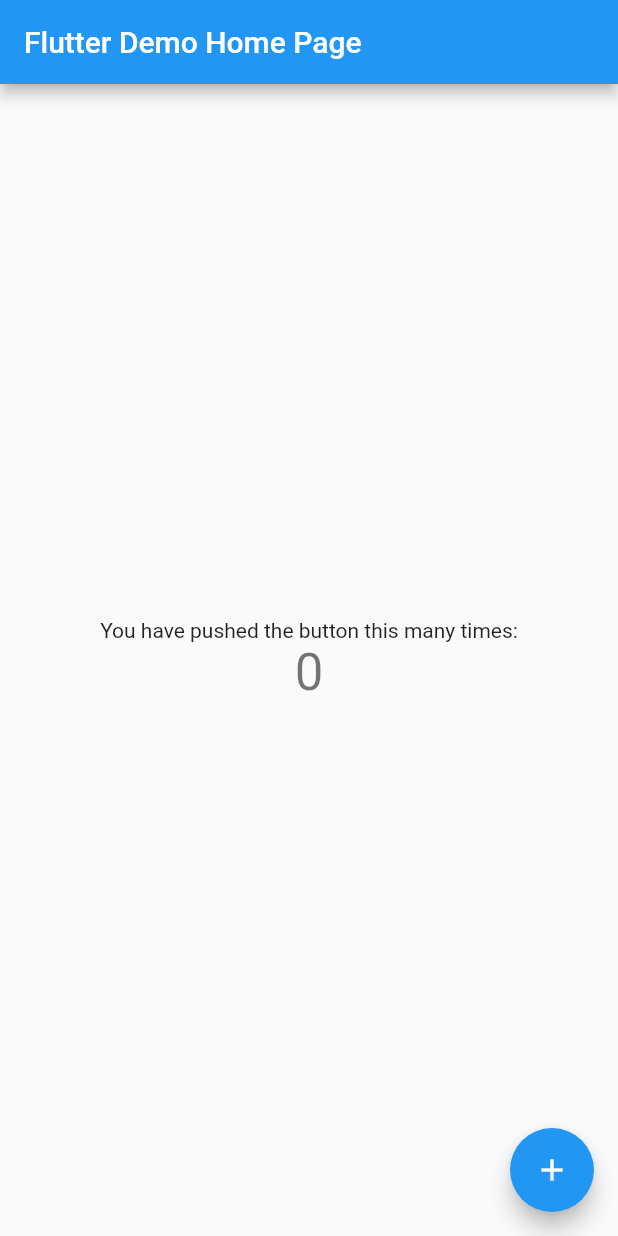
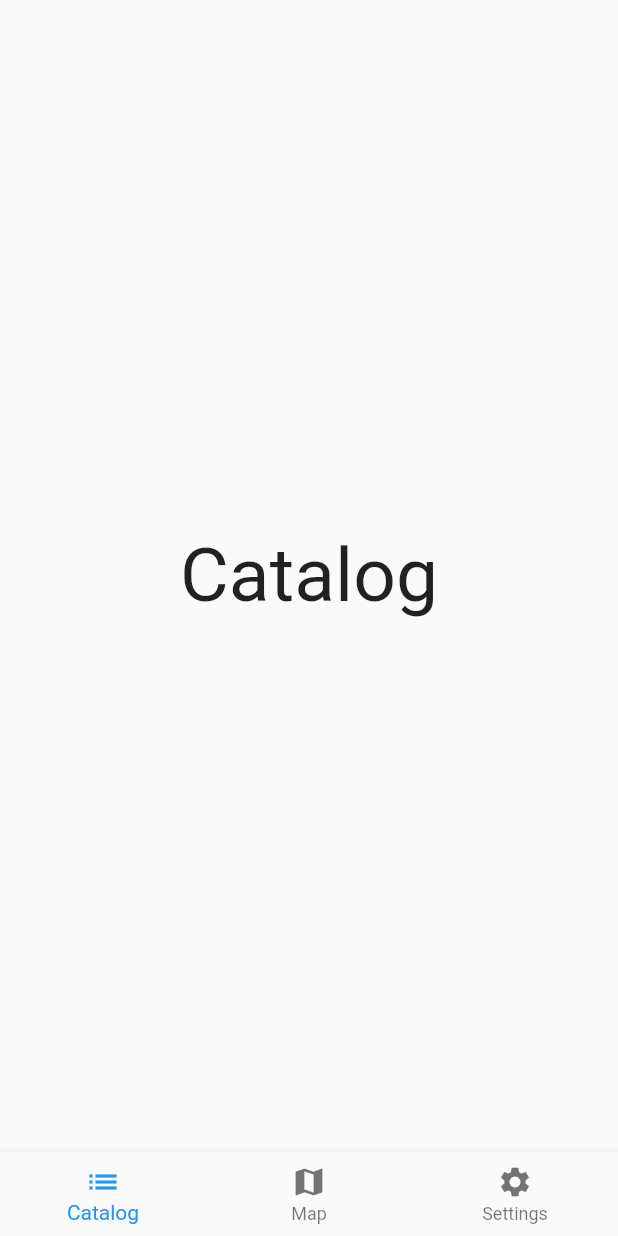
Before and after one commit to KirillGubich/car-companies, a Flutter app: the screen it shows after launch, on a phone screen of 412 x 824 dp. Run offline on Flutter 3.47's test engine with Material 2 defaults, Android fonts, the light colour scheme and no system bars.

Commit message:
Added navigation bar

```diff
--- a/lib/main.dart
+++ b/lib/main.dart
@@ -1,3 +1,6 @@
+import 'package:cars_catalog/view/CatalogView.dart';
+import 'package:cars_catalog/view/MapView.dart';
+import 'package:cars_catalog/view/SettingsView.dart';
 import 'package:flutter/material.dart';
 
 void main() {
@@ -7,109 +10,57 @@
 class MyApp extends StatelessWidget {
   const MyApp({Key? key}) : super(key: key);
 
-  // This widget is the root of your application.
   @override
   Widget build(BuildContext context) {
-    return MaterialApp(
-      title: 'Flutter Demo',
-      theme: ThemeData(
-        // This is the theme of your application.
-        //
-        // Try running your application with "flutter run". You'll see the
-        // application has a blue toolbar. Then, without quitting the app, try
-        // changing the primarySwatch below to Colors.green and then invoke
-        // "hot reload" (press "r" in the console where you ran "flutter run",
-        // or simply save your changes to "hot reload" in a Flutter IDE).
-        // Notice that the counter didn't reset back to zero; the application
-        // is not restarted.
-        primarySwatch: Colors.blue,
-      ),
-      home: const MyHomePage(title: 'Flutter Demo Home Page'),
+
+    return const MaterialApp(
+      title: "Car catalog",
+      home: NavigationBar(),
     );
   }
 }
 
-class MyHomePage extends StatefulWidget {
-  const MyHomePage({Key? key, required this.title}) : super(key: key);
-
-  // This widget is the home page of your application. It is stateful, meaning
-  // that it has a State object (defined below) that contains fields that affect
-  // how it looks.
-
-  // This class is the configuration for the state. It holds the values (in this
-  // case the title) provided by the parent (in this case the App widget) and
-  // used by the build method of the State. Fields in a Widget subclass are
-  // always marked "final".
-
-  final String title;
+class NavigationBar extends StatefulWidget {
+  const NavigationBar({Key? key}) : super(key: key);
 
   @override
-  State<MyHomePage> createState() => _MyHomePageState();
+  State<NavigationBar> createState() => _NavigationBarState();
 }
 
-class _MyHomePageState extends State<MyHomePage> {
-  int _counter = 0;
+class _NavigationBarState extends State<NavigationBar> {
 
-  void _incrementCounter() {
-    setState(() {
-      // This call to setState tells the Flutter framework that something has
-      // changed in this State, which causes it to rerun the build method below
-      // so that the display can reflect the updated values. If we changed
-      // _counter without calling setState(), then the build method would not be
-      // called again, and so nothing would appear to happen.
-      _counter++;
-    });
-  }
+  final screens = [
+    const CatalogView(),
+    const MapView(),
+    const SettingsView()
+  ];
+  int currentIndex = 0;
 
   @override
   Widget build(BuildContext context) {
-    // This method is rerun every time setState is called, for instance as done
-    // by the _incrementCounter method above.
-    //
-    // The Flutter framework has been optimized to make rerunning build methods
-    // fast, so that you can just rebuild anything that needs updating rather
-    // than having to individually change instances of widgets.
     return Scaffold(
-      appBar: AppBar(
-        // Here we take the value from the MyHomePage object that was created by
-        // the App.build method, and use it to set our appbar title.
-        title: Text(widget.title),
+      body: screens[currentIndex],
+      bottomNavigationBar: BottomNavigationBar(
+        currentIndex: currentIndex,
+        onTap: (index) => setState(() => currentIndex = index),
+        items: const [
+          BottomNavigationBarItem(
+              icon: Icon(Icons.list),
+            label: "Catalog",
+            backgroundColor: Colors.blue,
+          ),
+          BottomNavigationBarItem(
+            icon: Icon(Icons.map),
+            label: "Map",
+            backgroundColor: Colors.blue,
+          ),
+          BottomNavigationBarItem(
+            icon: Icon(Icons.settings),
+            label: "Settings",
+            backgroundColor: Colors.blue,
+          ),
+        ],
       ),
-      body: Center(
-        // Center is a layout widget. It takes a single child and positions it
-        // in the middle of the parent.
-        child: Column(
-          // Column is also a layout widget. It takes a list of children and
-          // arranges them vertically. By default, it sizes itself to fit its
-          // children horizontally, and tries to be as tall as its parent.
-          //
-          // Invoke "debug painting" (press "p" in the console, choose the
-          // "Toggle Debug Paint" action from the Flutter Inspector in Android
-          // Studio, or the "Toggle Debug Paint" command in Visual Studio Code)
-          // to see the wireframe for each widget.
-          //
-          // Column has various properties to control how it sizes itself and
-          // how it positions its children. Here we use mainAxisAlignment to
-          // center the children vertically; the main axis here is the vertical
-          // axis because Columns are vertical (the cross axis would be
-          // horizontal).
-          mainAxisAlignment: MainAxisAlignment.center,
-          children: <Widget>[
-            const Text(
-              'You have pushed the button this many times:',
-            ),
-            Text(
-              '$_counter',
-              style: Theme.of(context).textTheme.headline4,
-            ),
-          ],
-        ),
-      ),
-      floatingActionButton: FloatingActionButton(
-        onPressed: _incrementCounter,
-        tooltip: 'Increment',
-        child: const Icon(Icons.add),
-      ), // This trailing comma makes auto-formatting nicer for build methods.
     );
   }
 }
--- /dev/null
+++ b/lib/view/CatalogView.dart
@@ -0,0 +1,17 @@
+import 'package:flutter/material.dart';
+
+class CatalogView extends StatefulWidget {
+  const CatalogView({Key? key}) : super(key: key);
+
+  @override
+  State<CatalogView> createState() => _CatalogViewState();
+}
+
+class _CatalogViewState extends State<CatalogView> {
+  @override
+  Widget build(BuildContext context) {
+    return const Center(
+      child: Text("Catalog", style: TextStyle(fontSize: 50)),
+    );
+  }
+}
--- /dev/null
+++ b/lib/view/MapView.dart
@@ -0,0 +1,17 @@
+import 'package:flutter/material.dart';
+
+class MapView extends StatefulWidget {
+  const MapView({Key? key}) : super(key: key);
+
+  @override
+  State<MapView> createState() => _MapViewState();
+}
+
+class _MapViewState extends State<MapView> {
+  @override
+  Widget build(BuildContext context) {
+    return const Center(
+      child: Text("Map", style: TextStyle(fontSize: 50)),
+    );
+  }
+}
--- /dev/null
+++ b/lib/view/SettingsView.dart
@@ -0,0 +1,17 @@
+import 'package:flutter/material.dart';
+
+class SettingsView extends StatefulWidget {
+  const SettingsView({Key? key}) : super(key: key);
+
+  @override
+  State<SettingsView> createState() => _SettingsViewState();
+}
+
+class _SettingsViewState extends State<SettingsView> {
+  @override
+  Widget build(BuildContext context) {
+    return const Center(
+      child: Text("Settings", style: TextStyle(fontSize: 50)),
+    );
+  }
+}
```
